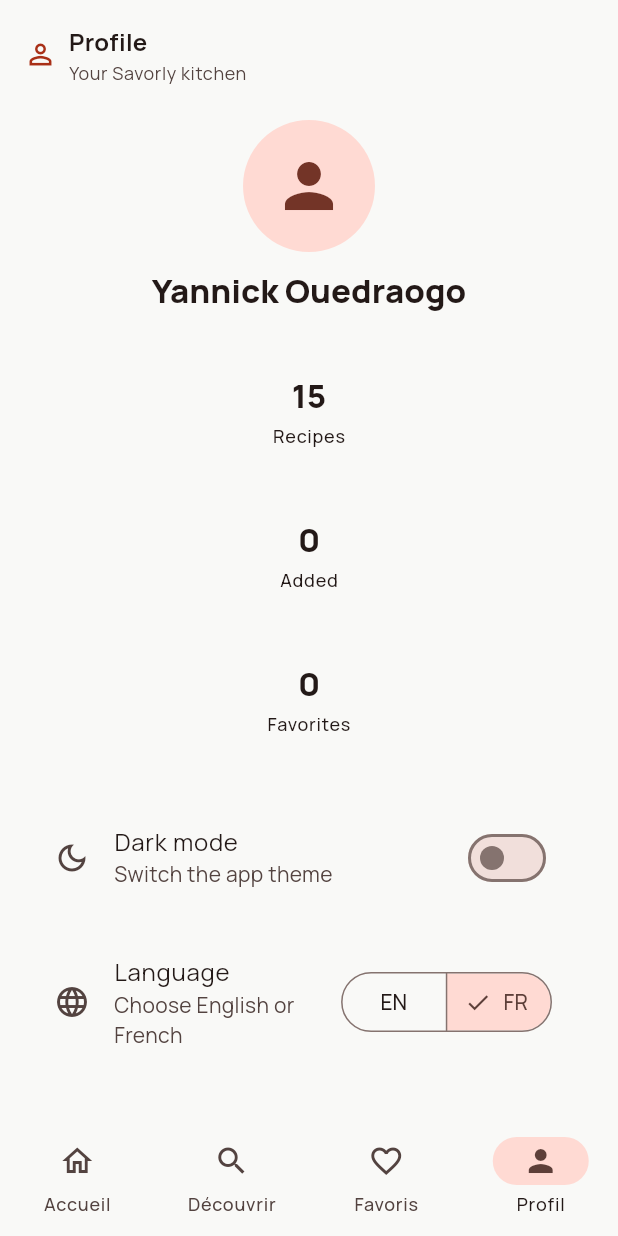
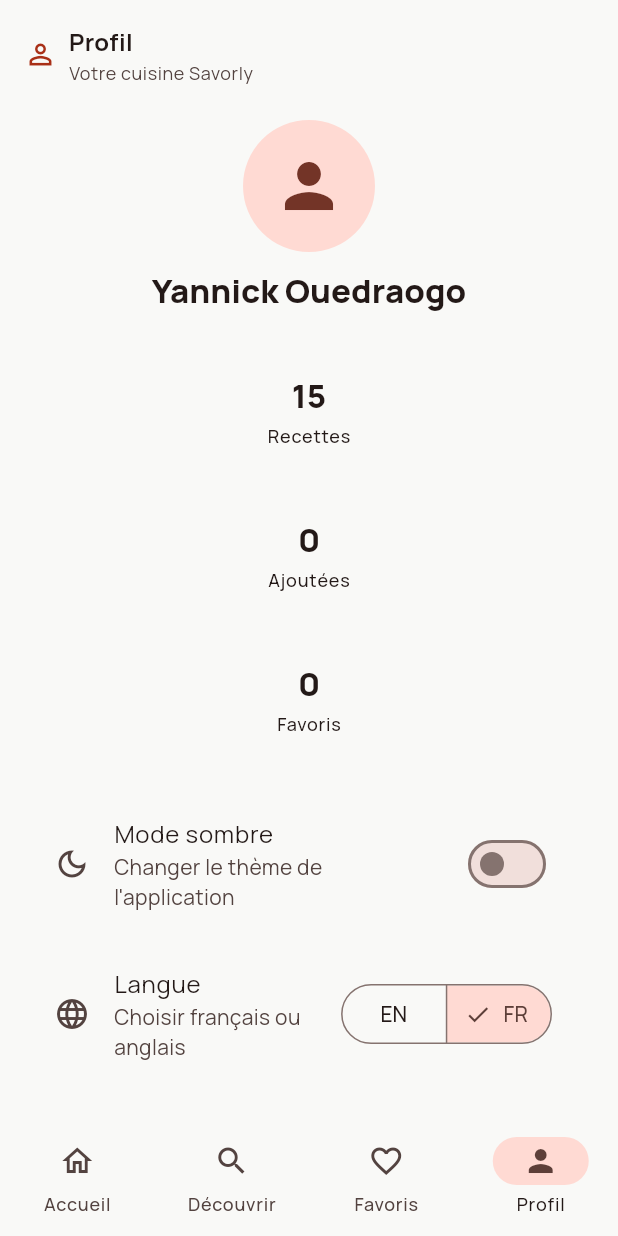
Before and after one commit to LEVI226/FlutterProjectMultiScreenAppWithNavigationNexFlutter, a Flutter app: the ProfileScreen screen opened by its route, after a tap on "FR", on a phone screen of 412 x 824 dp. Run offline on Flutter 3.47's test engine with Material 3 defaults, Android fonts, the phone set to English and light mode, and no system bars; our stand-ins replace cached_network_image, go_router, google_fonts, image_picker; generated files the repository leaves out were written again; network calls fail.

Commit message:
Localize Profile and RecipeDetail screens

```diff
--- a/lib/screens/profile_screen.dart
+++ b/lib/screens/profile_screen.dart
@@ -1,5 +1,6 @@
 import 'package:flutter/material.dart';
 
+import '../l10n/app_localizations.dart';
 import '../state/locale_controller.dart';
 import '../state/recipe_store.dart';
 import '../state/theme_controller.dart';
@@ -10,6 +11,7 @@ class ProfileScreen extends StatelessWidget {
 
   @override
   Widget build(BuildContext context) {
+    final l10n = AppLocalizations.of(context)!;
     final store = RecipeStoreScope.of(context);
     final theme = ThemeControllerScope.of(context);
     final colorScheme = Theme.of(context).colorScheme;
@@ -21,10 +23,10 @@ class ProfileScreen extends StatelessWidget {
     return ListView(
       padding: const EdgeInsets.all(16),
       children: [
-        const SectionHeader(
+        SectionHeader(
           icon: Icons.person_outline,
-          title: 'Profile',
-          subtitle: 'Your Savorly kitchen',
+          title: l10n.profileTitle,
+          subtitle: l10n.profileSubtitle,
         ),
         const SizedBox(height: 24),
         CircleAvatar(
@@ -56,18 +58,21 @@ class ProfileScreen extends StatelessWidget {
                 SizedBox(
                   width: itemWidth,
                   child: _StatCard(
-                    label: 'Recipes',
+                    label: l10n.profileStatRecipes,
                     value: '${store.all.length}',
                   ),
                 ),
                 SizedBox(
                   width: itemWidth,
-                  child: _StatCard(label: 'Added', value: '$userRecipes'),
+                  child: _StatCard(
+                    label: l10n.profileStatAdded,
+                    value: '$userRecipes',
+                  ),
                 ),
                 SizedBox(
                   width: itemWidth,
                   child: _StatCard(
-                    label: 'Favorites',
+                    label: l10n.profileStatFavorites,
                     value: '${store.favoriteIds.length}',
                   ),
                 ),
@@ -79,8 +84,8 @@ class ProfileScreen extends StatelessWidget {
         Card(
           child: SwitchListTile(
             secondary: const Icon(Icons.dark_mode_outlined),
-            title: const Text('Dark mode'),
-            subtitle: const Text('Switch the app theme'),
+            title: Text(l10n.profileDarkMode),
+            subtitle: Text(l10n.profileDarkModeSubtitle),
             value: isDark,
             onChanged: (_) => theme.toggle(),
           ),
@@ -89,8 +94,8 @@ class ProfileScreen extends StatelessWidget {
         Card(
           child: ListTile(
             leading: const Icon(Icons.language),
-            title: const Text('Language'),
-            subtitle: const Text('Choose English or French'),
+            title: Text(l10n.profileLanguage),
+            subtitle: Text(l10n.profileLanguageSubtitle),
             trailing: SegmentedButton<Locale>(
               segments: const [
                 ButtonSegment(value: Locale('en'), label: Text('EN')),
```
Also changed, not shown: lib/screens/recipe_detail_screen.dart (+23 -16 lines).
